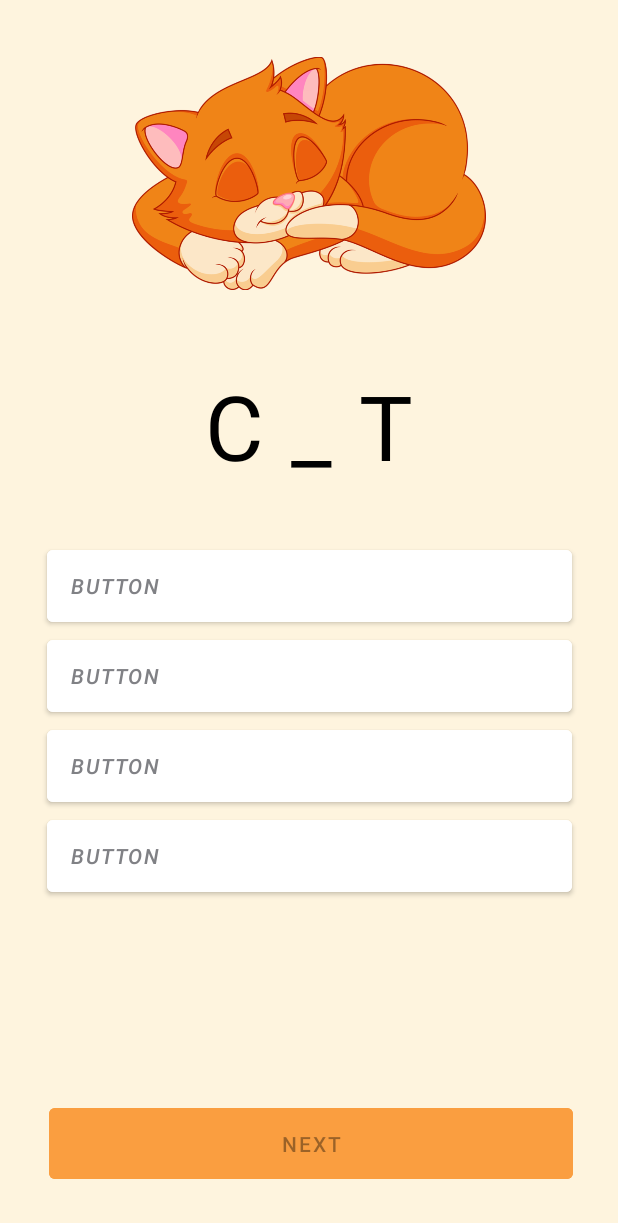
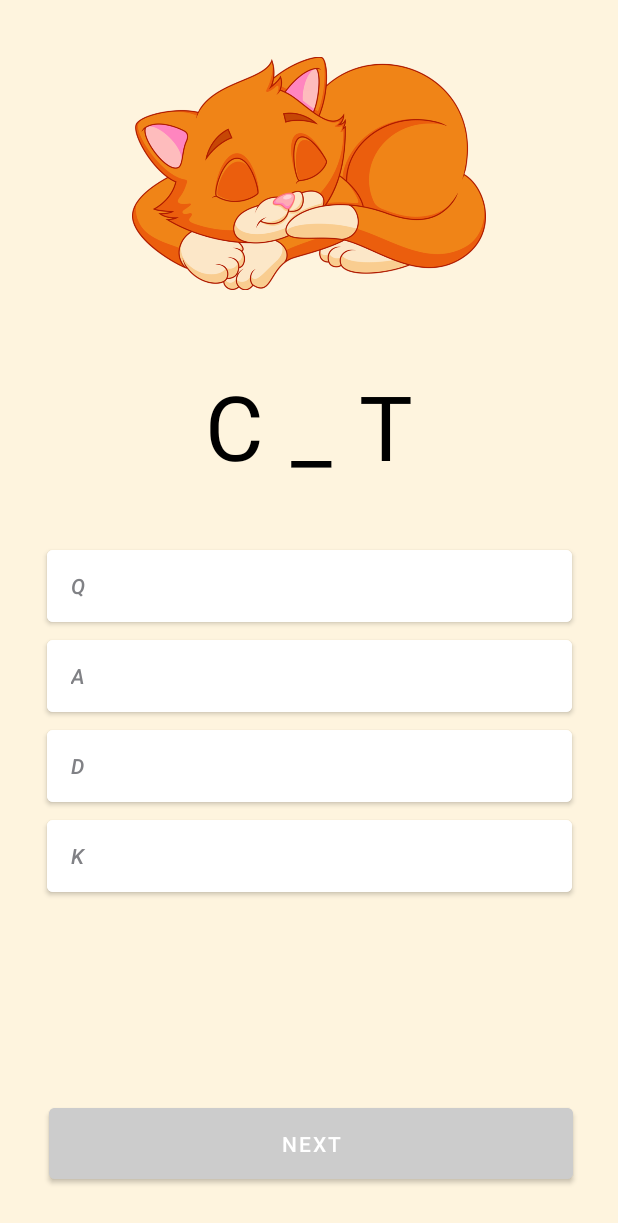
Before and after one commit to MuhammadTalhaTahir/The-MCQ-App, an Android app: the screen it shows after launch (MainActivity), on a phone screen of 412 x 824 dp. Shown: the top 1223 px of the screen. Run offline under Robolectric (Android 15) with nearby library versions, the phone set to English and light mode, and no system bars; Roboto replaces fonts that are not available here.

Commit message:
implemented random options generation

```diff
--- a/app/src/main/java/com/example/themcqapp/MainActivity.java
+++ b/app/src/main/java/com/example/themcqapp/MainActivity.java
@@ -3,7 +3,9 @@ package com.example.themcqapp;
 import androidx.appcompat.app.AppCompatActivity;
 
 import android.annotation.SuppressLint;
+
 import android.os.Bundle;
+
 import android.view.View;
 import android.widget.Button;
 import android.widget.ImageView;
@@ -20,6 +22,7 @@ public class MainActivity extends AppCompatActivity implements View.OnClickListe
     ImageView objectImage;
     TextView objectName;
     Button nextQuestionBtn;
+    Button[] options;
 
     public MainActivity(){
         this.questions = new Question[this.numberOfQuestions];
@@ -53,10 +56,21 @@ public class MainActivity extends AppCompatActivity implements View.OnClickListe
             this.questions[i] = temp;
         }
     }
+    private void initializeOptions(){
+        char rightAnswer = this.questions[currentQuestionAsked].rightAnswer;
+        Random rand = new Random();
+        for(int i=0;i<4;i++){
+            int tempNumber = rand.nextInt(26) + 65;
+            char tempOption = (char)tempNumber;
+            this.options[i].setText("" + tempOption);
+        }
+        this.options[rand.nextInt(4)].setText(""+rightAnswer);
+    }
     private void generateNextQuestion(){
         if(currentQuestionAsked == numberOfQuestions - 1) currentQuestionAsked = 0;
         this.objectImage.setImageResource(this.questions[currentQuestionAsked].imageId);
         this.objectName.setText(this.questions[currentQuestionAsked].question);
+        this.initializeOptions();
         currentQuestionAsked ++;
     }
     @Override
@@ -69,7 +83,18 @@ public class MainActivity extends AppCompatActivity implements View.OnClickListe
         this.objectName = findViewById(R.id.objectName);
         this.nextQuestionBtn = findViewById(R.id.nextQuestionBtn);
         this.nextQuestionBtn.setOnClickListener(this);
-        this.nextQuestionBtn.setEnabled(false);
+        //this.nextQuestionBtn.setEnabled(false);
+        this.options = new Button[4];
+        this.options[0] = findViewById(R.id.optionA);
+        this.options[0].setOnClickListener(this);
+        this.options[1] = findViewById(R.id.optionB);
+        this.options[1].setOnClickListener(this);
+        this.options[2] = findViewById(R.id.optionC);
+        this.options[2].setOnClickListener(this);
+        this.options[3] = findViewById(R.id.optionD);
+        this.options[3].setOnClickListener(this);
+
+        //starting the MCQS
         this.generateNextQuestion();
     }
 
--- a/app/src/main/res/layout/activity_main.xml
+++ b/app/src/main/res/layout/activity_main.xml
@@ -96,6 +96,6 @@
         app:layout_constraintEnd_toEndOf="parent"
         app:layout_constraintHorizontal_bias="0.516"
         app:layout_constraintStart_toStartOf="parent"
-        android:backgroundTint="@color/applicationOrange"/>
+        android:backgroundTint="@color/applicationDisabledButton"/>
 
 </androidx.constraintlayout.widget.ConstraintLayout>
--- a/app/src/main/res/values/colors.xml
+++ b/app/src/main/res/values/colors.xml
@@ -10,4 +10,5 @@
     <color name="applicationOrange">#FA9E40</color>
     <color name="applicationBackground">#fef4de</color>
     <color name="applicationBlack">#808185</color>
+    <color name="applicationDisabledButton">#cccccc</color>
 </resources>
```
